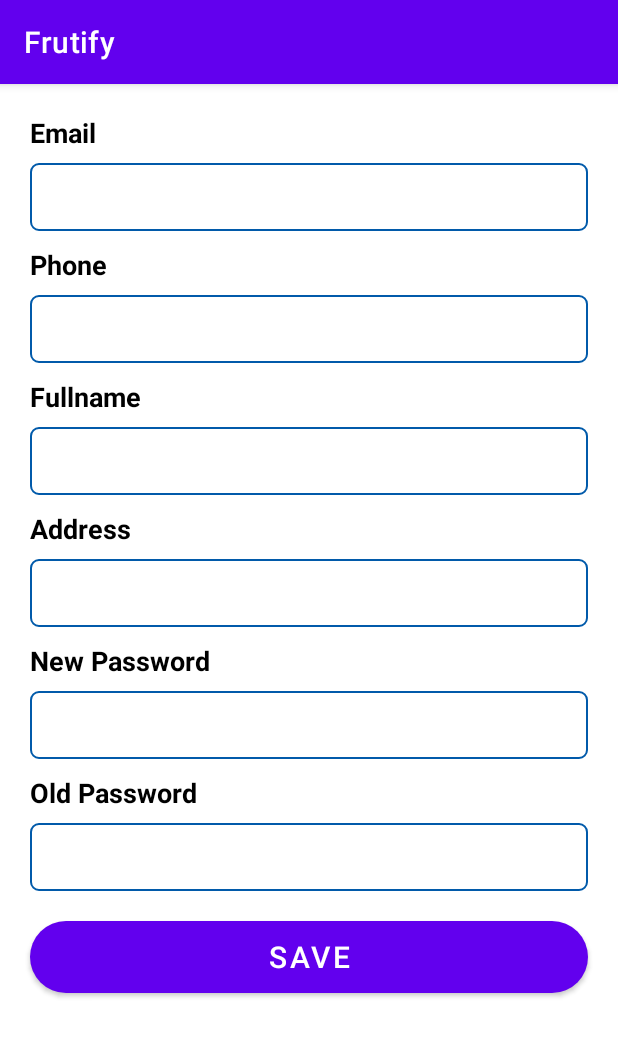
After one commit to C23-PR521-Bangkit/capstone-frutify, an Android app: the fragment ProfileFragment shown on its own in the app's theme, on a phone screen of 412 x 824 dp. The commit adds this screen. Shown: the top 1037 px of the screen. Run offline under Robolectric (Android 15) with nearby library versions, the phone set to English and light mode, and no system bars.

Commit message:
menambahkan layout home, edit, profile

```diff
--- a/app/src/main/AndroidManifest.xml
+++ b/app/src/main/AndroidManifest.xml
@@ -12,6 +12,9 @@
         android:theme="@style/Theme.Frutify"
         tools:targetApi="31">
         <activity
+            android:name=".EditActivity"
+            android:exported="false" />
+        <activity
             android:name=".MainActivity"
             android:exported="true">
             <intent-filter>
--- /dev/null
+++ b/app/src/main/java/com/example/frutify/ui/dashboard/HomeFragment.kt
@@ -0,0 +1,6 @@
+package com.example.frutify.ui.dashboard
+
+// TODO: Rename parameter arguments, choose names that match
+// the fragment initialization parameters, e.g. ARG_ITEM_NUMBER
+private const val ARG_PARAM1 = "param1"
+private const val ARG_PARAM2 = "param2"
--- /dev/null
+++ b/app/src/main/java/com/example/frutify/ui/dashboard/profile/ProfileFragment.kt
@@ -0,0 +1,60 @@
+package com.example.frutify.ui.dashboard.profile
+
+import android.os.Bundle
+import androidx.fragment.app.Fragment
+import android.view.LayoutInflater
+import android.view.View
+import android.view.ViewGroup
+import com.example.frutify.R
+
+// TODO: Rename parameter arguments, choose names that match
+// the fragment initialization parameters, e.g. ARG_ITEM_NUMBER
+private const val ARG_PARAM1 = "param1"
+private const val ARG_PARAM2 = "param2"
+
+/**
+ * A simple [Fragment] subclass.
+ * Use the [ProfileFragment.newInstance] factory method to
+ * create an instance of this fragment.
+ */
+class ProfileFragment : Fragment() {
+    // TODO: Rename and change types of parameters
+    private var param1: String? = null
+    private var param2: String? = null
+
+    override fun onCreate(savedInstanceState: Bundle?) {
+        super.onCreate(savedInstanceState)
+        arguments?.let {
+            param1 = it.getString(ARG_PARAM1)
+            param2 = it.getString(ARG_PARAM2)
+        }
+    }
+
+    override fun onCreateView(
+        inflater: LayoutInflater, container: ViewGroup?,
+        savedInstanceState: Bundle?
+    ): View? {
+        // Inflate the layout for this fragment
+        return inflater.inflate(R.layout.fragment_profile, container, false)
+    }
+
+    companion object {
+        /**
+         * Use this factory method to create a new instance of
+         * this fragment using the provided parameters.
+         *
+         * @param param1 Parameter 1.
+         * @param param2 Parameter 2.
+         * @return A new instance of fragment ProfileFragment.
+         */
+        // TODO: Rename and change types and number of parameters
+        @JvmStatic
+        fun newInstance(param1: String, param2: String) =
+            ProfileFragment().apply {
+                arguments = Bundle().apply {
+                    putString(ARG_PARAM1, param1)
+                    putString(ARG_PARAM2, param2)
+                }
+            }
+    }
+}
--- /dev/null
+++ b/app/src/main/res/drawable/et_rounded.xml
@@ -0,0 +1,9 @@
+<?xml version="1.0" encoding="utf-8"?>
+<shape xmlns:android="http://schemas.android.com/apk/res/android"
+    android:shape="rectangle">
+    <solid android:color="@android:color/transparent" />
+    <stroke
+        android:width="1dp"
+        android:color="@color/primary_blue" />
+    <corners android:radius="5dp" />
+</shape>
--- /dev/null
+++ b/app/src/main/res/drawable/rounded.xml
@@ -0,0 +1,4 @@
+<shape xmlns:android="http://schemas.android.com/apk/res/android">
+    <solid android:color="@color/primary_blue" /> <!-- Replace with your desired button color -->
+    <corners android:radius="50dp" /> <!-- Adjust the radius value to control the roundness -->
+</shape>
--- /dev/null
+++ b/app/src/main/res/layout/fragment_profile.xml
@@ -0,0 +1,186 @@
+<?xml version="1.0" encoding="utf-8"?>
+<LinearLayout xmlns:android="http://schemas.android.com/apk/res/android"
+    xmlns:tools="http://schemas.android.com/tools"
+    android:layout_width="match_parent"
+    android:layout_height="match_parent"
+    xmlns:app="http://schemas.android.com/apk/res-auto"
+    tools:context=".ui.dashboard.profile.ProfileFragment"
+    android:orientation="vertical">
+
+    <TextView
+        android:id="@+id/tv_email"
+        android:layout_width="wrap_content"
+        android:layout_height="wrap_content"
+        android:layout_marginTop="20dp"
+        android:layout_marginStart="20dp"
+        android:text="@string/email"
+        android:textColor="@color/black"
+        android:textSize="18sp"
+        android:textStyle="bold"
+        app:layout_constraintEnd_toEndOf="parent"
+        app:layout_constraintStart_toStartOf="parent"
+        app:layout_constraintTop_toTopOf="parent" />
+
+
+    <EditText
+        android:id="@+id/et_email"
+        android:layout_width="match_parent"
+        android:layout_height="45dp"
+        android:layout_marginStart="20dp"
+        android:layout_marginTop="8dp"
+        android:layout_marginEnd="20dp"
+        android:autofillHints=""
+        android:background="@drawable/et_rounded"
+        android:gravity="start"
+        android:lineHeight="20dp"
+        android:padding="8dp"
+        android:textSize="12sp"
+        tools:ignore="UnusedAttribute" />
+
+    <TextView
+        android:id="@+id/tv_phone"
+        android:layout_width="wrap_content"
+        android:layout_height="wrap_content"
+        android:text="@string/phone"
+        android:textStyle="bold"
+        android:textColor="@color/black"
+        android:textSize="18sp"
+        android:layout_marginStart="20dp"
+        android:layout_marginTop="10dp" />
+
+    <EditText
+        android:id="@+id/et_phone"
+        android:layout_width="match_parent"
+        android:layout_height="45dp"
+        android:layout_marginStart="20dp"
+        android:layout_marginTop="8dp"
+        android:layout_marginEnd="20dp"
+        android:autofillHints=""
+        android:background="@drawable/et_rounded"
+        android:gravity="start"
+        android:lineHeight="20dp"
+        android:padding="8dp"
+        android:textSize="12sp"
+        app:layout_constraintTop_toBottomOf="@id/tv_fruit"
+        tools:ignore="UnusedAttribute" />
+
+    <TextView
+        android:id="@+id/tv_fullname"
+        android:layout_width="wrap_content"
+        android:layout_height="wrap_content"
+        android:text="@string/fullname"
+        android:textStyle="bold"
+        android:textColor="@color/black"
+        android:textSize="18sp"
+        android:layout_marginStart="20dp"
+        android:layout_marginTop="10dp" />
+
+    <EditText
+        android:id="@+id/et_fullname"
+        android:layout_width="match_parent"
+        android:layout_height="45dp"
+        android:layout_marginStart="20dp"
+        android:layout_marginTop="8dp"
+        android:layout_marginEnd="20dp"
+        android:autofillHints=""
+        android:background="@drawable/et_rounded"
+        android:gravity="start"
+        android:lineHeight="20dp"
+        android:padding="8dp"
+        android:textSize="12sp"
+        tools:ignore="UnusedAttribute" />
+
+    <TextView
+        android:id="@+id/tv_address"
+        android:layout_width="wrap_content"
+        android:layout_height="wrap_content"
+        android:text="@string/address"
+        android:textStyle="bold"
+        android:textColor="@color/black"
+        android:textSize="18sp"
+        android:layout_marginStart="20dp"
+        android:layout_marginTop="10dp" />
+
+    <EditText
+        android:id="@+id/et_address"
+        android:layout_width="match_parent"
+        android:layout_height="45dp"
+        android:layout_marginStart="20dp"
+        android:layout_marginTop="8dp"
+        android:layout_marginEnd="20dp"
+        android:autofillHints=""
+        android:background="@drawable/et_rounded"
+        android:gravity="start"
+        android:lineHeight="20dp"
+        android:padding="8dp"
+        android:textSize="12sp"
+        tools:ignore="UnusedAttribute" />
+
+    <TextView
+        android:id="@+id/tv_new_password"
+        android:layout_width="wrap_content"
+        android:layout_height="wrap_content"
+        android:text="@string/new_password"
+        android:textStyle="bold"
+        android:textColor="@color/black"
+        android:textSize="18sp"
+        android:layout_marginStart="20dp"
+        android:layout_marginTop="10dp" />
+
+    <EditText
+        android:id="@+id/et_new_password"
+        android:layout_width="match_parent"
+        android:layout_height="45dp"
+        android:layout_marginStart="20dp"
+        android:layout_marginTop="8dp"
+        android:layout_marginEnd="20dp"
+        android:autofillHints=""
+        android:background="@drawable/et_rounded"
+        android:gravity="start"
+        android:lineHeight="20dp"
+        android:padding="8dp"
+        android:textSize="12sp"
+        tools:ignore="UnusedAttribute" />
+
+    <TextView
+        android:id="@+id/tv_old_password"
+        android:layout_width="wrap_content"
+        android:layout_height="wrap_content"
+        android:text="@string/old_password"
+        android:textStyle="bold"
+        android:textColor="@color/black"
+        android:textSize="18sp"
+        android:layout_marginStart="20dp"
+        android:layout_marginTop="10dp" />
+
+    <EditText
+        android:id="@+id/et_old_password"
+        android:layout_width="match_parent"
+        android:layout_height="45dp"
+        android:layout_marginStart="20dp"
+        android:layout_marginTop="8dp"
+        android:layout_marginEnd="20dp"
+        android:autofillHints=""
+        android:background="@drawable/et_rounded"
+        android:gravity="start"
+        android:lineHeight="20dp"
+        android:padding="8dp"
+        android:textSize="12sp"
+        tools:ignore="UnusedAttribute" />
+
+    <Button
+        android:layout_width="match_parent"
+        android:layout_height="wrap_content"
+        android:text="@string/save"
+        android:textSize="20sp"
+        android:layout_marginStart="20dp"
+        android:layout_marginTop="20dp"
+        android:layout_marginEnd="20dp"
+        android:background="@drawable/rounded"
+        android:backgroundTint="@color/primary_blue" />
+
+
+
+
+
+</LinearLayout>
--- a/app/src/main/res/values/colors.xml
+++ b/app/src/main/res/values/colors.xml
@@ -11,4 +11,7 @@
     //primary
     <color name="primary_blue">#015AAA</color>
     <color name="secondary_blue">#8AC4F9</color>
+    <color name="light_gray_100">#EDEDED</color>
+    <color name="light_gray_500">#BABABA</color>
+
 </resources>
--- a/app/src/main/res/values/strings.xml
+++ b/app/src/main/res/values/strings.xml
@@ -2,4 +2,22 @@
     <string name="app_name">Frutify</string>
     <string name="home">home</string>
     <string name="profile">profile</string>
+    <!-- TODO: Remove or change this placeholder text -->
+    <string name="hello_blank_fragment">Hello blank fragment</string>
+    <string name="product_name">mango</string>
+    <string name="edit">edit</string>
+    <string name="price">Rp 50.000</string>
+    <string name="fruit">Fruit</string>
+    <string name="name">Name</string>
+    <string name="desc">Description</string>
+    <string name="cost">price</string>
+    <string name="content_desc_scan">Scan Image</string>
+    <string name="quality">Quality</string>
+    <string name="email">Email</string>
+    <string name="phone">Phone</string>
+    <string name="fullname">Fullname</string>
+    <string name="address">Address</string>
+    <string name="new_password">New Password</string>
+    <string name="old_password">Old Password</string>
+    <string name="save">SAVE</string>
 </resources>
```
Also changed, not shown: app/src/main/java/com/example/frutify/ui/dashboard/edit/EditActivity.kt (added, +12 -0 lines), app/src/main/java/com/example/frutify/ui/dashboard/home/HomeFragment.kt (added, +23 -0 lines), app/src/main/res/layout/activity_edit.xml (added, +166 -0 lines), app/src/main/res/layout/fragment_home.xml (added, +13 -0 lines), app/src/main/res/layout/item_row_home.xml (added, +71 -0 lines).
